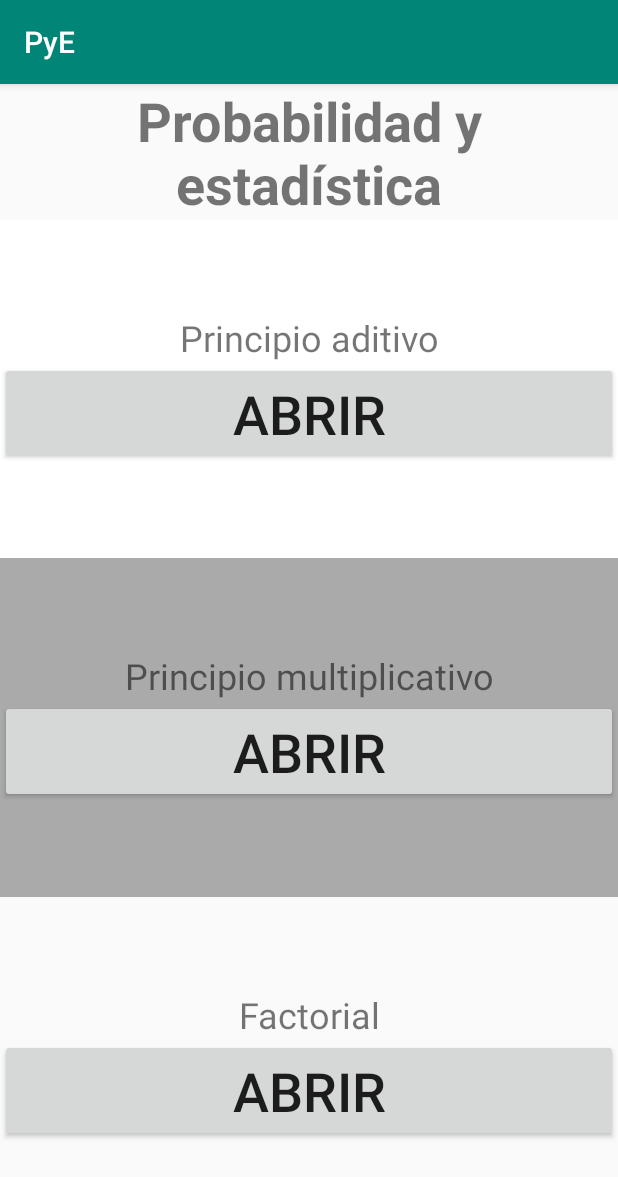
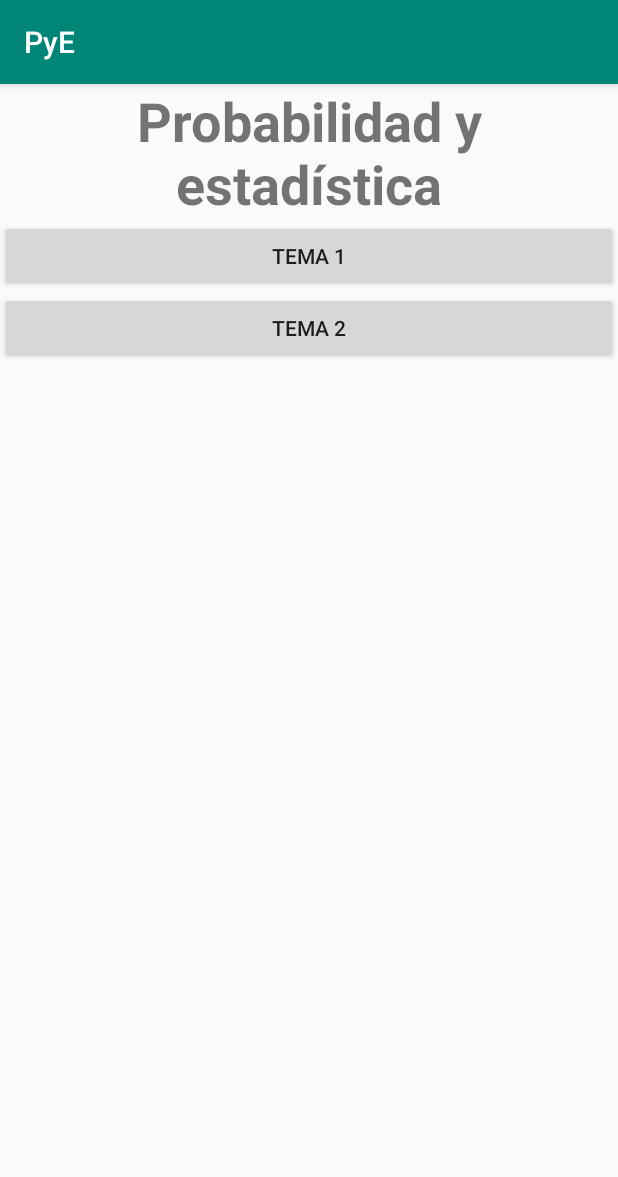
Before and after one commit to Andres77872/PyE, an Android app: the screen it shows after launch (MainActivity), on a phone screen of 412 x 824 dp. Shown: the top 1177 px of the screen. Run offline under Robolectric (Android 15) with nearby library versions, the phone set to English and light mode, and no system bars.

```diff
--- a/app/build.gradle
+++ b/app/build.gradle
@@ -23,6 +23,7 @@ dependencies {
     implementation fileTree(dir: 'libs', include: ['*.jar'])
     implementation 'androidx.appcompat:appcompat:1.0.2'
     implementation 'androidx.constraintlayout:constraintlayout:1.1.3'
+    implementation 'com.google.android.material:material:1.0.0'
     testImplementation 'junit:junit:4.12'
     androidTestImplementation 'androidx.test:runner:1.2.0'
     androidTestImplementation 'androidx.test.espresso:espresso-core:3.2.0'
--- a/app/src/main/AndroidManifest.xml
+++ b/app/src/main/AndroidManifest.xml
@@ -9,9 +9,13 @@
         android:roundIcon="@mipmap/ic_launcher_round"
         android:supportsRtl="true"
         android:theme="@style/AppTheme">
-        <activity android:name=".FACT"></activity>
-        <activity android:name=".P_MULT" />
-        <activity android:name=".P_AD" />
+        <activity android:name=".Tema2.act.P_T2_Aleatorio"></activity>
+        <activity android:name=".Tema2.act.P_T2_TamMuestra" />
+        <activity android:name=".Tema1.Tema_1" />
+        <activity android:name=".Tema2.Tema_2" />
+        <activity android:name=".Tema1.act.FACT" />
+        <activity android:name=".Tema1.act.P_MULT" />
+        <activity android:name=".Tema1.act.P_AD" />
         <activity android:name=".MainActivity">
             <intent-filter>
                 <action android:name="android.intent.action.MAIN" />
--- a/app/src/main/java/com/example/pye/MainActivity.java
+++ b/app/src/main/java/com/example/pye/MainActivity.java
@@ -7,35 +7,30 @@ import android.os.Bundle;
 import android.view.View;
 import android.widget.Button;
 
+import com.example.pye.Tema1.Tema_1;
+import com.example.pye.Tema2.Tema_2;
+
 public class MainActivity extends AppCompatActivity {
 
-    Button btn_mult,btn_adt,btn_fact;
+    Button btn_Tema1,btn_Tema2;
 
     @Override
     protected void onCreate(Bundle savedInstanceState) {
         super.onCreate(savedInstanceState);
         setContentView(R.layout.activity_main);
-        btn_mult=(Button) findViewById(R.id.btn_Multi);
-        btn_adt=(Button) findViewById(R.id.btn_Add);
-        btn_fact=(Button) findViewById(R.id.btn_Factorial);
-        btn_mult.setOnClickListener(new View.OnClickListener() {
+        btn_Tema1=(Button) findViewById(R.id.btn_Tema_1);
+        btn_Tema2=(Button) findViewById(R.id.btn_Tema_2);
+        btn_Tema1.setOnClickListener(new View.OnClickListener() {
             @Override
             public void onClick(View view) {
-                Intent vw=new Intent(getApplicationContext(),P_MULT.class);
+                Intent vw=new Intent(getApplicationContext(), Tema_1.class);
                 startActivity(vw);
             }
         });
-        btn_adt.setOnClickListener(new View.OnClickListener() {
+        btn_Tema2.setOnClickListener(new View.OnClickListener() {
             @Override
             public void onClick(View view) {
-                Intent vw=new Intent(getApplicationContext(),P_AD.class);
-                startActivity(vw);
-            }
-        });
-        btn_fact.setOnClickListener(new View.OnClickListener() {
-            @Override
-            public void onClick(View view) {
-                Intent vw=new Intent(getApplicationContext(),FACT.class);
+                Intent vw=new Intent(getApplicationContext(), Tema_2.class);
                 startActivity(vw);
             }
         });
--- a/app/src/main/java/com/example/pye/FACT.java
+++ b/app/src/main/java/com/example/pye/Tema1/act/FACT.java
@@ -1,4 +1,4 @@
-package com.example.pye;
+package com.example.pye.Tema1.act;
 
 import androidx.appcompat.app.AppCompatActivity;
 
@@ -8,6 +8,8 @@ import android.widget.Button;
 import android.widget.EditText;
 import android.widget.TextView;
 import android.widget.Toast;
+
+import com.example.pye.R;
 
 import java.math.BigInteger;
 
--- a/app/src/main/java/com/example/pye/P_AD.java
+++ b/app/src/main/java/com/example/pye/Tema1/act/P_AD.java
@@ -1,4 +1,4 @@
-package com.example.pye;
+package com.example.pye.Tema1.act;
 
 import androidx.appcompat.app.AppCompatActivity;
 
@@ -8,6 +8,8 @@ import android.widget.Button;
 import android.widget.EditText;
 import android.widget.TextView;
 import android.widget.Toast;
+
+import com.example.pye.R;
 
 public class P_AD extends AppCompatActivity {
 
--- a/app/src/main/java/com/example/pye/P_MULT.java
+++ b/app/src/main/java/com/example/pye/Tema1/act/P_MULT.java
@@ -1,4 +1,4 @@
-package com.example.pye;
+package com.example.pye.Tema1.act;
 
 import androidx.appcompat.app.AppCompatActivity;
 
@@ -8,6 +8,8 @@ import android.widget.Button;
 import android.widget.EditText;
 import android.widget.TextView;
 import android.widget.Toast;
+
+import com.example.pye.R;
 
 import java.math.BigDecimal;
 
--- a/app/src/main/res/layout/activity_fact.xml
+++ b/app/src/main/res/layout/activity_fact.xml
@@ -5,7 +5,7 @@
     android:layout_width="match_parent"
     android:layout_height="match_parent"
     android:orientation="vertical"
-    tools:context=".FACT">
+    tools:context=".Tema1.act.FACT">
 
     <TextView
         android:id="@+id/textView8"
--- a/app/src/main/res/layout/activity_main.xml
+++ b/app/src/main/res/layout/activity_main.xml
@@ -17,83 +17,18 @@
         android:textSize="36sp"
         android:textStyle="bold" />
 
-    <LinearLayout
+    <Button
+        android:id="@+id/btn_Tema_1"
         android:layout_width="match_parent"
         android:layout_height="wrap_content"
-        android:layout_weight="1"
-        android:background="#FFFFFF"
-        android:gravity="center"
-        android:orientation="vertical">
+        android:layout_weight="0"
+        android:text="Tema 1" />
 
-        <TextView
-            android:id="@+id/textView"
-            android:layout_width="match_parent"
-            android:layout_height="wrap_content"
-            android:layout_weight="0"
-            android:gravity="center"
-            android:text="Principio aditivo"
-            android:textSize="24sp" />
-
-        <Button
-            android:id="@+id/btn_Add"
-            android:layout_width="match_parent"
-            android:layout_height="wrap_content"
-            android:layout_weight="0"
-            android:text="Abrir"
-            android:textSize="36sp" />
-
-    </LinearLayout>
-
-    <LinearLayout
+    <Button
+        android:id="@+id/btn_Tema_2"
         android:layout_width="match_parent"
         android:layout_height="wrap_content"
-        android:layout_weight="1"
-        android:background="#AAAAAA"
-        android:gravity="center"
-        android:orientation="vertical">
+        android:layout_weight="0"
+        android:text="Tema 2" />
 
-        <TextView
-            android:id="@+id/textView3"
-            android:layout_width="match_parent"
-            android:layout_height="wrap_content"
-            android:layout_weight="0"
-            android:gravity="center"
-            android:text="Principio multiplicativo"
-            android:textSize="24sp" />
-
-        <Button
-            android:id="@+id/btn_Multi"
-            android:layout_width="match_parent"
-            android:layout_height="wrap_content"
-            android:layout_weight="0"
-            android:text="Abrir"
-            android:textSize="36sp" />
-
-    </LinearLayout>
-
-    <LinearLayout
-        android:layout_width="match_parent"
-        android:layout_height="wrap_content"
-        android:layout_weight="1"
-        android:gravity="center"
-        android:orientation="vertical">
-
-        <TextView
-            android:id="@+id/textView4"
-            android:layout_width="match_parent"
-            android:layout_height="wrap_content"
-            android:layout_weight="0"
-            android:gravity="center"
-            android:text="Factorial"
-            android:textSize="24sp" />
-
-        <Button
-            android:id="@+id/btn_Factorial"
-            android:layout_width="match_parent"
-            android:layout_height="wrap_content"
-            android:layout_weight="0"
-            android:text="Abrir"
-            android:textSize="36sp" />
-
-    </LinearLayout>
 </LinearLayout>
--- a/app/src/main/res/layout/activity_p__ad.xml
+++ b/app/src/main/res/layout/activity_p__ad.xml
@@ -5,7 +5,7 @@
     android:layout_width="match_parent"
     android:layout_height="match_parent"
     android:orientation="vertical"
-    tools:context=".P_AD">
+    tools:context=".Tema1.act.P_AD">
 
     <TextView
         android:id="@+id/textView6"
--- a/app/src/main/res/layout/activity_p__mult.xml
+++ b/app/src/main/res/layout/activity_p__mult.xml
@@ -5,7 +5,7 @@
     android:layout_width="match_parent"
     android:layout_height="match_parent"
     android:orientation="vertical"
-    tools:context=".P_MULT">
+    tools:context=".Tema1.act.P_MULT">
 
     <TextView
         android:id="@+id/textView7"
--- a/app/src/main/res/values/strings.xml
+++ b/app/src/main/res/values/strings.xml
@@ -1,3 +1,4 @@
 <resources>
     <string name="app_name">PyE</string>
+    <string name="title_activity_tema_1">Tema_1</string>
 </resources>
--- a/app/src/main/res/values/styles.xml
+++ b/app/src/main/res/values/styles.xml
@@ -8,4 +8,13 @@
         <item name="colorAccent">@color/colorAccent</item>
     </style>
 
+    <style name="AppTheme.NoActionBar">
+        <item name="windowActionBar">false</item>
+        <item name="windowNoTitle">true</item>
+    </style>
+
+    <style name="AppTheme.AppBarOverlay" parent="ThemeOverlay.AppCompat.Dark.ActionBar" />
+
+    <style name="AppTheme.PopupOverlay" parent="ThemeOverlay.AppCompat.Light" />
+
 </resources>
```
